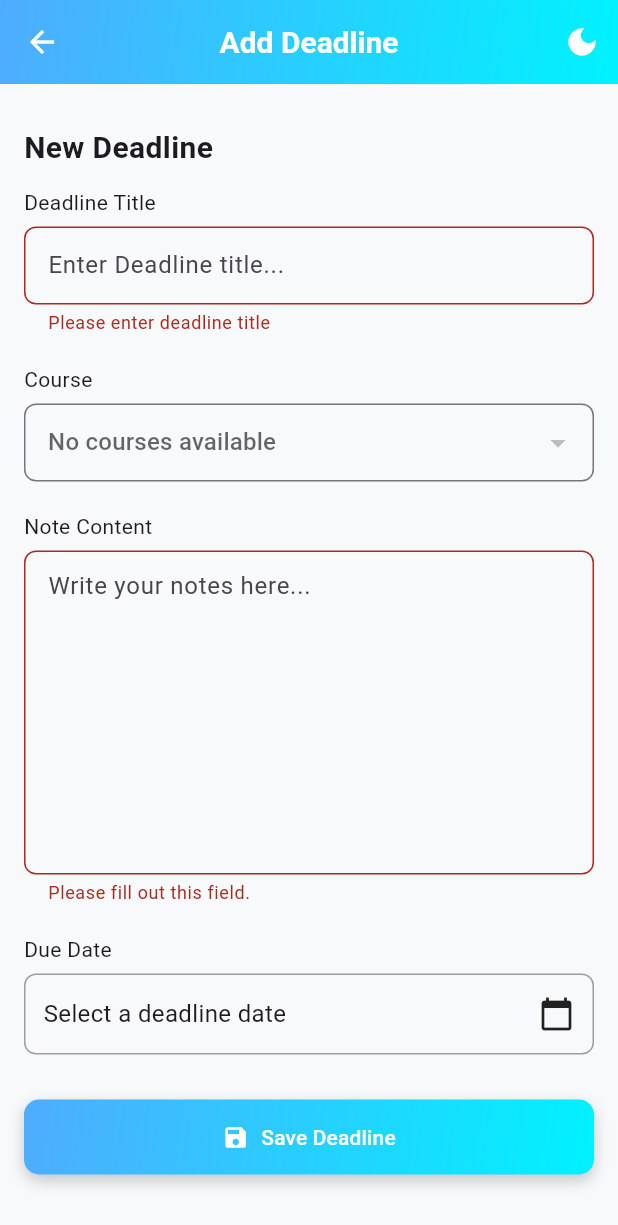
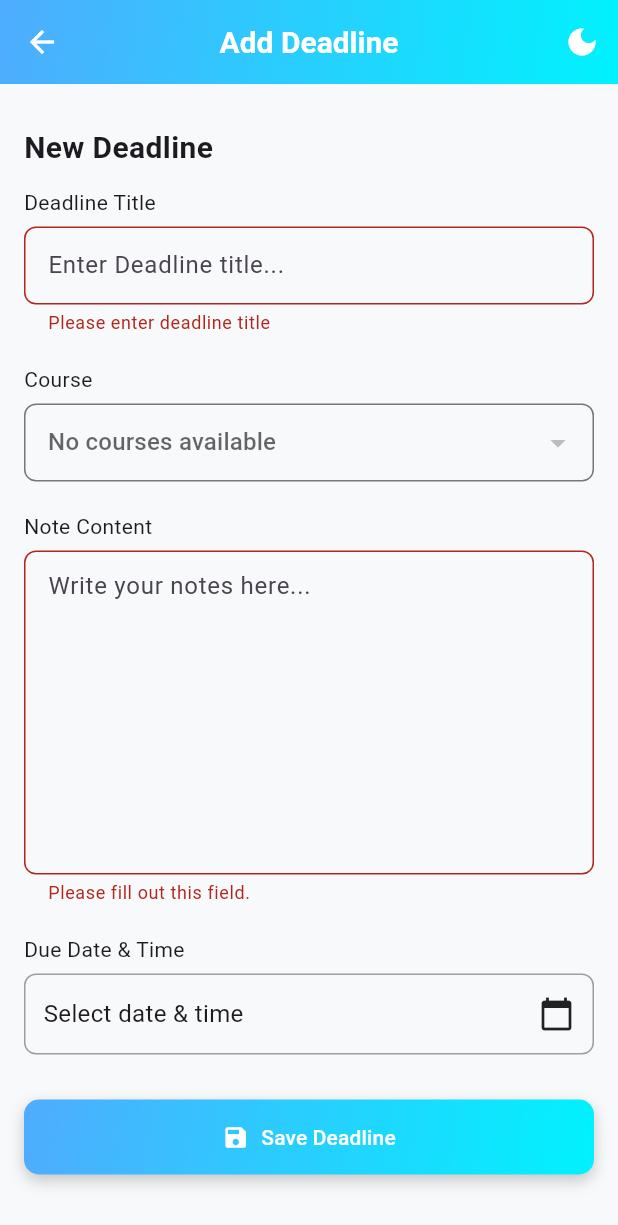
Before and after one commit to hscdexolusion/coursecompanion, a Flutter app: the AddDeadlineScreen screen opened directly, after a tap on "Save Deadline", on a phone screen of 412 x 824 dp. Shown: the top 1225 px of the screen. Run offline on Flutter 3.47's test engine with Material 3 defaults, Android fonts, the phone set to English and light mode, and no system bars; our stand-ins replace file_picker, flutter_local_notifications, open_file, permission_handler, timezone.

Commit message:
tried to implement the offline notifications feature. however it's only the test notification that works well for now

```diff
--- a/lib/views/pages/add_deadline_screen.dart
+++ b/lib/views/pages/add_deadline_screen.dart
@@ -1,3 +1,5 @@
+
+import 'dart:io';
 import 'package:coursecompanion/views/widgets/custom_app_bar.dart';
 import 'package:coursecompanion/views/theme/theme_provider.dart';
 import 'package:flutter/material.dart';
@@ -7,6 +9,8 @@ import '../../providers/course_provider.dart';
 import '../../providers/deadline_provider.dart';
 import '../../models/deadline_model.dart';
 import 'package:uuid/uuid.dart';
+import '../../services/notification_service.dart';
+import 'package:permission_handler/permission_handler.dart';
 
 class AddDeadlineScreen extends StatefulWidget {
   final Deadline? existingDeadline;
@@ -24,21 +28,29 @@ class _AddDeadlineScreenState extends State<AddDeadlineScreen> {
   String? _note;
   String? _selectedCourse;
   DateTime? _selectedDate;
+  TimeOfDay? _selectedTime;
 
   @override
   void initState() {
     super.initState();
+    // Initialize notifications (commented out as it's in main.dart)
+    // NotificationService.initialize();
     if (widget.existingDeadline != null) {
       _title = widget.existingDeadline!.title;
       _note = widget.existingDeadline!.note;
       _selectedCourse = widget.existingDeadline!.course;
       _selectedDate = widget.existingDeadline!.dueDate;
+      _selectedTime = TimeOfDay.fromDateTime(widget.existingDeadline!.dueDate);
     }
   }
 
-  String get formattedDate {
-    if (_selectedDate == null) return 'Select a deadline date';
-    return DateFormat.yMMMMd().format(_selectedDate!);
+  String get formattedDateTime {
+    if (_selectedDate == null) return 'Select date & time';
+    final dateStr = DateFormat.yMMMMd().format(_selectedDate!);
+    final timeStr = _selectedTime != null
+        ? _selectedTime!.format(context)
+        : 'Select time';
+    return '$dateStr • $timeStr';
   }
 
   Future<void> _pickDate(BuildContext context) async {
@@ -48,11 +60,43 @@ class _AddDeadlineScreenState extends State<AddDeadlineScreen> {
       firstDate: DateTime(2020),
       lastDate: DateTime(2100),
     );
+    if (picked != null) setState(() => _selectedDate = picked);
+  }
 
-    if (picked != null && picked != _selectedDate) {
-      setState(() {
-        _selectedDate = picked;
-      });
+  Future<void> _pickTime(BuildContext context) async {
+    final TimeOfDay? picked = await showTimePicker(
+      context: context,
+      initialTime: _selectedTime ?? TimeOfDay.now(),
+    );
+    if (picked != null) setState(() => _selectedTime = picked);
+  }
+
+  Future<void> _promptBatteryOptimization() async {
+    if (Platform.isAndroid) {
+      final status = await Permission.ignoreBatteryOptimizations.status;
+      if (!status.isGranted) {
+        showDialog(
+          context: context,
+          builder: (ctx) => AlertDialog(
+            title: const Text('Allow Background Notifications'),
+            content: const Text(
+                'To ensure deadline reminders appear reliably, please allow the app to run in the background.'),
+            actions: [
+              TextButton(
+                onPressed: () => Navigator.of(ctx).pop(),
+                child: const Text('Cancel'),
+              ),
+              TextButton(
+                onPressed: () async {
+                  await Permission.ignoreBatteryOptimizations.request();
+                  Navigator.of(ctx).pop();
+                },
+                child: const Text('Allow'),
+              ),
+            ],
+          ),
+        );
+      }
     }
   }
 
@@ -81,57 +125,38 @@ class _AddDeadlineScreenState extends State<AddDeadlineScreen> {
                   style: TextStyle(fontSize: 20, fontWeight: FontWeight.bold),
                 ),
               ),
-
-              // Title
               const Text('Deadline Title'),
               const SizedBox(height: 6),
               TextFormField(
                 initialValue: _title,
                 decoration: InputDecoration(
                   hintText: 'Enter Deadline title...',
-                  border: OutlineInputBorder(
-                    borderRadius: BorderRadius.circular(8),
+                  border: OutlineInputBorder(borderRadius: BorderRadius.circular(8)),
+                  contentPadding: const EdgeInsets.symmetric(vertical: 14, horizontal: 12),
                 ),
-                  contentPadding:
-                      const EdgeInsets.symmetric(vertical: 14, horizontal: 12),
-                ),
-                validator: (value) {
-                  if (value == null || value.isEmpty) {
-                    return 'Please enter deadline title';
-                  }
-                  return null;
-                },
+                validator: (value) =>
+                    value == null || value.isEmpty ? 'Please enter deadline title' : null,
                 onSaved: (value) => _title = value,
               ),
               const SizedBox(height: 20),
-
-              // Course Dropdown
               const Text('Course'),
               const SizedBox(height: 6),
               DropdownButtonFormField<String>(
                 value: _selectedCourse,
-                hint: Text(courses.isEmpty
-                    ? "No courses available"
-                    : "Select a course"),
+                hint: Text(courses.isEmpty ? "No courses available" : "Select a course"),
                 items: courses
                     .map((course) => DropdownMenuItem<String>(
                           value: course.title,
                           child: Text(course.title),
                         ))
                     .toList(),
-                onChanged: courses.isEmpty
-                    ? null
-                    : (value) => setState(() => _selectedCourse = value),
+                onChanged: courses.isEmpty ? null : (value) => setState(() => _selectedCourse = value),
                 decoration: InputDecoration(
-                  border: OutlineInputBorder(
-                      borderRadius: BorderRadius.circular(8)),
-                  contentPadding:
-                      const EdgeInsets.symmetric(vertical: 14, horizontal: 12),
+                  border: OutlineInputBorder(borderRadius: BorderRadius.circular(8)),
+                  contentPadding: const EdgeInsets.symmetric(vertical: 14, horizontal: 12),
                 ),
               ),
               const SizedBox(height: 20),
-
-              // Note Content
               const Text('Note Content'),
               const SizedBox(height: 6),
               TextFormField(
@@ -139,30 +164,24 @@ class _AddDeadlineScreenState extends State<AddDeadlineScreen> {
                 maxLines: 8,
                 decoration: InputDecoration(
                   hintText: 'Write your notes here...',
-                  border: OutlineInputBorder(
-                    borderRadius: BorderRadius.circular(8),
-                  ),
+                  border: OutlineInputBorder(borderRadius: BorderRadius.circular(8)),
                   contentPadding: const EdgeInsets.all(12),
                 ),
-                validator: (value) {
-                  if (value == null || value.isEmpty) {
-                    return 'Please fill out this field.';
-                  }
-                  return null;
-                },
+                validator: (value) =>
+                    value == null || value.isEmpty ? 'Please fill out this field.' : null,
                 onSaved: (value) => _note = value,
               ),
               const SizedBox(height: 20),
-
-              // Due Date Picker
-              const Text('Due Date'),
+              const Text('Due Date & Time'),
               const SizedBox(height: 6),
               InkWell(
-                onTap: () => _pickDate(context),
+                onTap: () async {
+                  await _pickDate(context);
+                  if (_selectedDate != null) await _pickTime(context);
+                },
                 borderRadius: BorderRadius.circular(8),
                 child: Container(
-                  padding:
-                      const EdgeInsets.symmetric(vertical: 14, horizontal: 12),
+                  padding: const EdgeInsets.symmetric(vertical: 14, horizontal: 12),
                   decoration: BoxDecoration(
                     border: Border.all(color: Colors.grey),
                     borderRadius: BorderRadius.circular(8),
@@ -171,7 +190,7 @@ class _AddDeadlineScreenState extends State<AddDeadlineScreen> {
                     mainAxisAlignment: MainAxisAlignment.spaceBetween,
                     children: [
                       Text(
-                        formattedDate,
+                        formattedDateTime,
                         style: const TextStyle(fontSize: 16),
                       ),
                       const Icon(Icons.calendar_today),
@@ -179,10 +198,7 @@ class _AddDeadlineScreenState extends State<AddDeadlineScreen> {
                   ),
                 ),
               ),
-
               const SizedBox(height: 30),
-
-              // Submit Button
               Container(
                 decoration: BoxDecoration(
                   gradient: themeProvider.primaryGradient,
@@ -196,21 +212,29 @@ class _AddDeadlineScreenState extends State<AddDeadlineScreen> {
                   ],
                 ),
                 child: ElevatedButton.icon(
-                  onPressed: () {
-                    if (_formKey.currentState!.validate()) {
-                      if (_selectedDate == null) {
+                  onPressed: () async {
+                    if (!_formKey.currentState!.validate()) return;
+                    if (_selectedDate == null || _selectedTime == null) {
                       ScaffoldMessenger.of(context).showSnackBar(
-                          const SnackBar(content: Text('Please select a due date')),
+                        const SnackBar(content: Text('Please select a due date and time')),
                       );
                       return;
                     }
 
-                      if (_selectedDate!.isBefore(DateTime.now())) {
+                    final dueDate = DateTime(
+                      _selectedDate!.year,
+                      _selectedDate!.month,
+                      _selectedDate!.day,
+                      _selectedTime!.hour,
+                      _selectedTime!.minute,
+                    );
+
+                    if (dueDate.isBefore(DateTime.now())) {
                       showDialog(
                         context: context,
                         builder: (ctx) => AlertDialog(
-                            title: const Text('Invalid Date'),
-                            content: const Text('You cannot select a past date for a deadline.'),
+                          title: const Text('Invalid Date & Time'),
+                          content: const Text('You cannot select a past date/time for a deadline.'),
                           actions: [
                             TextButton(
                               onPressed: () => Navigator.of(ctx).pop(),
@@ -225,30 +249,103 @@ class _AddDeadlineScreenState extends State<AddDeadlineScreen> {
                     _formKey.currentState!.save();
                     final provider = Provider.of<DeadlineProvider>(context, listen: false);
 
+                    final isDuplicate = provider.allDeadlines.any((d) {
+                      if (d.id == widget.existingDeadline?.id) return false;
+                      final existing = d.dueDate;
+                      return existing.year == dueDate.year &&
+                          existing.month == dueDate.month &&
+                          existing.day == dueDate.day &&
+                          existing.hour == dueDate.hour &&
+                          existing.minute == dueDate.minute;
+                    });
+
+                    if (isDuplicate) {
+                      showDialog(
+                        context: context,
+                        builder: (ctx) => AlertDialog(
+                          title: const Text('Duplicate Deadline'),
+                          content: const Text('A deadline already exists at this date and time.'),
+                          actions: [
+                            TextButton(
+                              onPressed: () => Navigator.of(ctx).pop(),
+                              child: const Text('OK'),
+                            ),
+                          ],
+                        ),
+                      );
+                      return;
+                    }
+
+                    // Check and request notification permissions
+                    final hasPermission = await NotificationService.requestNotificationPermissions();
+                    print('AddDeadlineScreen: Notification permission granted: $hasPermission');
+                    if (!hasPermission) {
+                      ScaffoldMessenger.of(context).showSnackBar(
+                        SnackBar(
+                          content: const Text('Notification permissions are required for reminders.'),
+                          action: SnackBarAction(
+                            label: 'Settings',
+                            onPressed: () => openAppSettings(),
+                          ),
+                        ),
+                      );
+                      return;
+                    }
+
+                    // Prompt for battery optimization (Android only)
+                    await _promptBatteryOptimization();
+
+                    // Show test notification
+                    await NotificationService.showTestNotification();
+
+                    int notifId;
                     if (widget.existingDeadline != null) {
                       final updatedDeadline = widget.existingDeadline!.copyWith(
                         title: _title!,
                         note: _note!,
                         course: _selectedCourse ?? 'Unassigned',
-                          dueDate: _selectedDate!,
+                        dueDate: dueDate,
                       );
-                        provider.updateDeadline(widget.existingDeadline!.id,updatedDeadline);
+                      provider.updateDeadline(widget.existingDeadline!.id, updatedDeadline);
+
+                      // Cancel old notifications
+                      notifId = widget.existingDeadline!.id.hashCode;
+                      await NotificationService.cancelDeadlineNotifications(notifId);
+
+                      // Schedule new notifications
+                      await NotificationService.scheduleDeadlineNotifications(
+                        baseId: updatedDeadline.id.hashCode,
+                        title: updatedDeadline.title,
+                        body: 'Course: ${updatedDeadline.course} - ${updatedDeadline.note ?? ''}',
+                        dueDate: updatedDeadline.dueDate,
+                      );
                     } else {
                       final newDeadline = Deadline(
                         id: const Uuid().v4(),
                         title: _title!,
                         note: _note!,
                         course: _selectedCourse ?? 'Unassigned',
-                          dueDate: _selectedDate!,
+                        dueDate: dueDate,
                       );
                       provider.addDeadline(newDeadline);
+
+                      // Schedule notifications
+                      notifId = newDeadline.id.hashCode;
+                      await NotificationService.scheduleDeadlineNotifications(
+                        baseId: notifId,
+                        title: newDeadline.title,
+                        body: 'Course: ${newDeadline.course} - ${newDeadline.note ?? ''}',
+                        dueDate: newDeadline.dueDate,
+                      );
                     }
 
+                    ScaffoldMessenger.of(context).showSnackBar(
+                      const SnackBar(content: Text('Deadline saved successfully')),
+                    );
                     Navigator.pop(context);
-                    }
                   },
                   icon: const Icon(Icons.save),
-                  label: const Text("Save Deadline"),
+                  label: const Text("Save Deadline"), // Required for ElevatedButton.icon
                   style: ElevatedButton.styleFrom(
                     padding: const EdgeInsets.symmetric(vertical: 14),
                     backgroundColor: Colors.transparent,
--- a/pubspec.yaml
+++ b/pubspec.yaml
@@ -40,6 +40,7 @@ dependencies:
   uuid: ^4.5.1
   flutter_local_notifications: ^19.4.0
   timezone: ^0.10.1
+  permission_handler: ^12.0.1
 
   # The following adds the Cupertino Icons font to your application.
   # Use with the CupertinoIcons class for iOS style icons.
```
Also changed, not shown: lib/main.dart (+11 -17 lines), lib/providers/deadline_provider.dart (+53 -24 lines), lib/services/notification_service.dart (added, +237 -0 lines), lib/views/pages/deadlines_screen.dart (+20 -16 lines), pubspec.lock, 6 other files. Lines whose indentation alone changed are shown as unchanged.
